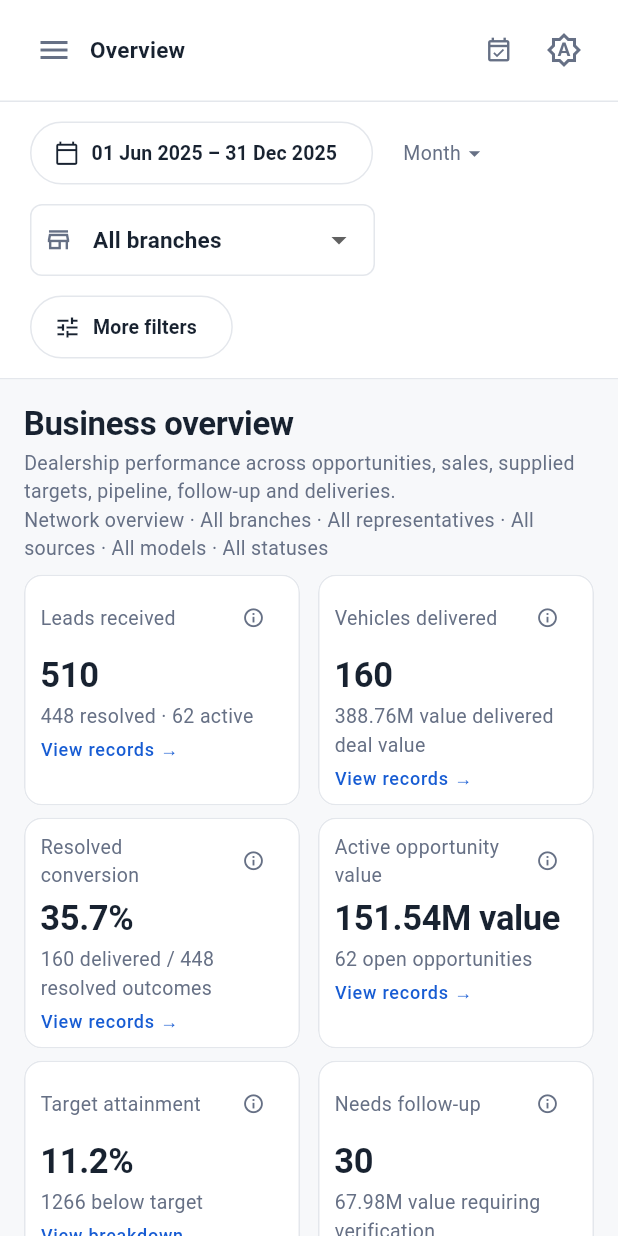
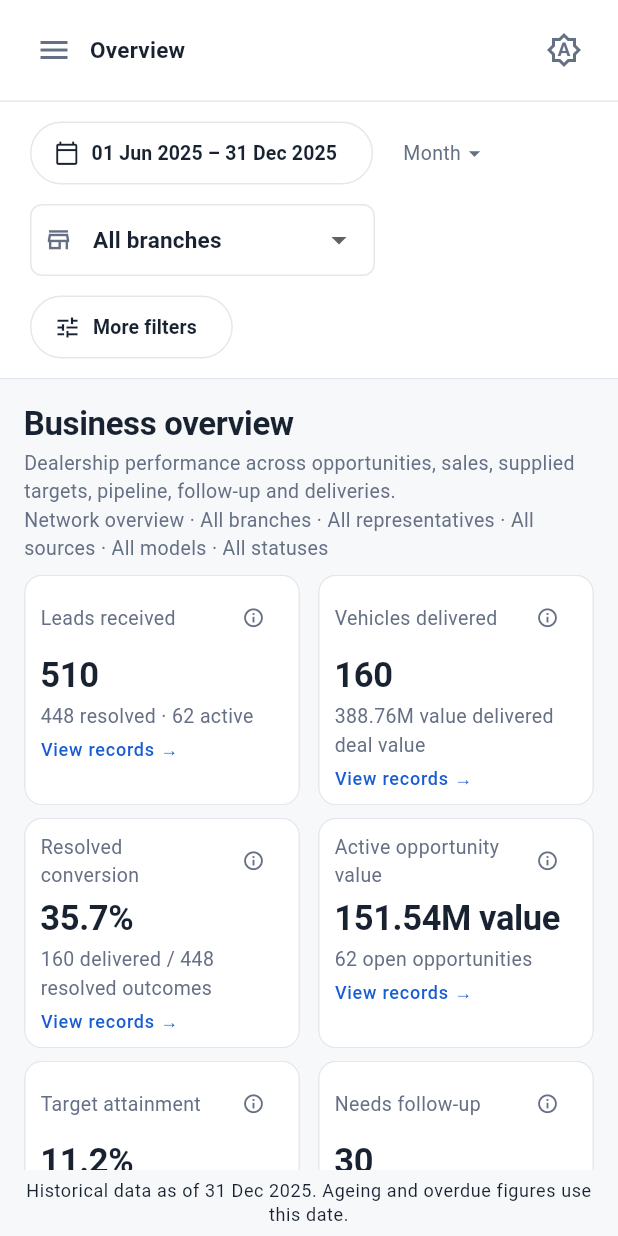
Before and after one commit to SanirRahaman/IQ_AutomobileDashboard, a Flutter app: the screen it shows after launch, on a phone screen of 412 x 824 dp. Run offline on Flutter 3.47's test engine with Material 3 defaults, Android fonts, the phone set to English and light mode, and no system bars; missing offline and left inert: dart:html; Roboto replaces fonts that are missing (Arial).

Commit message:
Move dataset snapshot date into a compact footer disclaimer

```diff
--- a/lib/features/operations/operational_pages.dart
+++ b/lib/features/operations/operational_pages.dart
@@ -257,9 +257,6 @@ class OperationsScaffold extends StatelessWidget {
                       crossAxisAlignment: CrossAxisAlignment.stretch,
                       children: [
                         Text(
-                            'Data as of ${DashboardPresenter.formatDate(controller.results.performance.snapshot)} · Ages and overdue alerts use this date',
-                            style: Theme.of(context).textTheme.titleMedium),
-                        Text(
                             '${DashboardPresenter.formatDate(controller.results.performance.start)} – ${DashboardPresenter.formatDate(controller.results.performance.end)}'),
                         Text(DashboardPresenter.formatScopeSummary(controller),
                             style: Theme.of(context).textTheme.bodyMedium),
--- a/lib/features/shared/application_shell.dart
+++ b/lib/features/shared/application_shell.dart
@@ -231,16 +231,6 @@ class ApplicationShell extends StatelessWidget {
                             overflow: TextOverflow.ellipsis,
                             style: Theme.of(context).textTheme.bodySmall),
                     ])),
-                Tooltip(
-                    message:
-                        'Data as of $snapshot. Ageing uses this dataset snapshot, not today.',
-                    child: Padding(
-                        padding: const EdgeInsets.symmetric(horizontal: 10),
-                        child: mobile
-                            ? const Icon(Icons.event_available_outlined,
-                                size: 19)
-                            : Text('Data as of $snapshot',
-                                style: Theme.of(context).textTheme.bodySmall))),
                 PopupMenuButton<ThemeMode>(
                     key: const Key('appearance-menu'),
                     tooltip: 'Appearance: ${appearance.mode.name}',
@@ -278,6 +268,13 @@ class ApplicationShell extends StatelessWidget {
                           size: Size(
                               constraints.maxWidth, constraints.maxHeight)),
                       child: child))),
+          Padding(
+              padding: EdgeInsets.symmetric(
+                  horizontal: mobile ? 16 : 24, vertical: 6),
+              child: Text(
+                  'Historical data as of $snapshot. Ageing and overdue figures use this date.',
+                  style: Theme.of(context).textTheme.bodySmall,
+                  textAlign: TextAlign.center)),
         ])),
       ])),
     );
```
